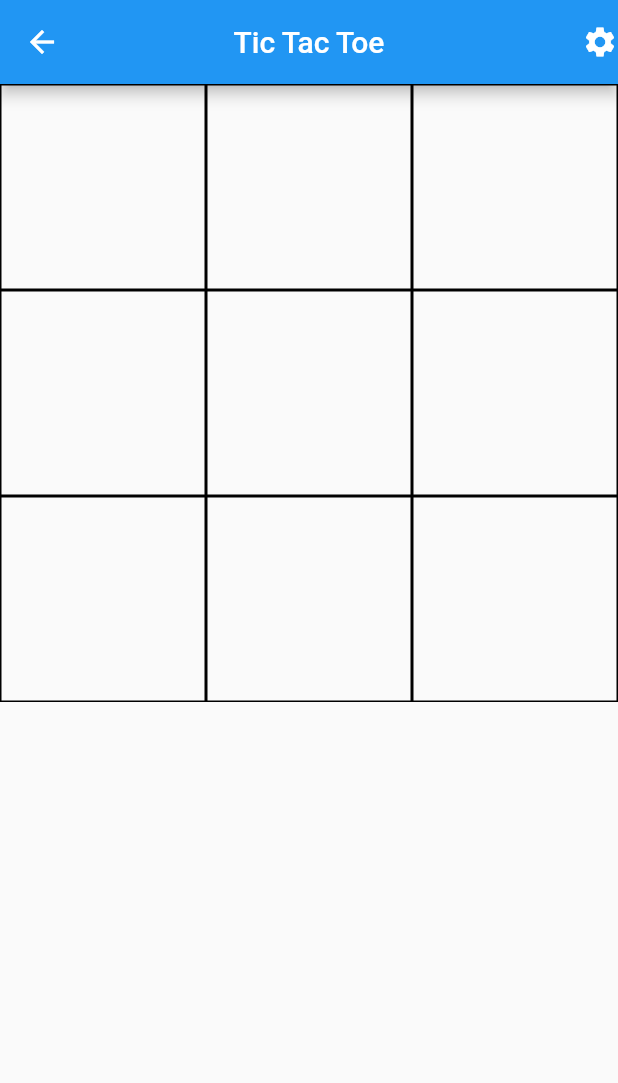
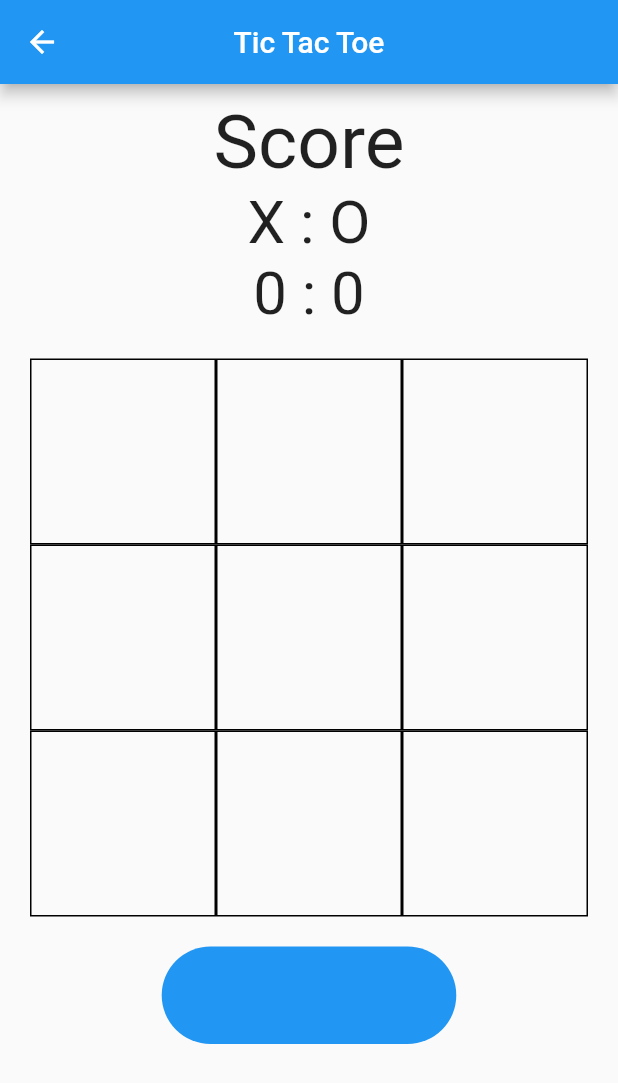
Before and after one commit to bobeic/tic-tac-toe-flutter, a Flutter app: the GameScreen screen opened directly, on a phone screen of 412 x 824 dp. Shown: the top 1083 px of the screen. Run offline on Flutter 3.47's test engine with Material 2 defaults, Android fonts, the phone set to English and light mode, and no system bars.

```diff
--- a/lib/game_board.dart
+++ b/lib/game_board.dart
@@ -2,6 +2,7 @@ import 'package:flutter/cupertino.dart';
 import 'package:flutter/material.dart';
 import 'package:flutter/src/foundation/key.dart';
 import 'package:flutter/src/widgets/framework.dart';
+import 'package:tictactoe/game_screen.dart';
 
 class GameBoard extends StatefulWidget {
   const GameBoard({Key? key}) : super(key: key);
@@ -35,6 +36,26 @@ class _GameBoardState extends State<GameBoard> {
     [2, 4, 6],
   ];
 
+  bool _enabled = true;
+
+  void createNewBoard() {
+    setState(() {
+      xToPlay = true;
+      _enabled = true;
+      currentBoard = [
+        '',
+        '',
+        '',
+        '',
+        '',
+        '',
+        '',
+        '',
+        '',
+      ];
+    });
+  }
+
   bool updateBoard(int index) {
     if (currentBoard[index] == '') {
       setState(() => currentBoard[index] = xToPlay ? 'X' : 'O');
@@ -44,7 +65,7 @@ class _GameBoardState extends State<GameBoard> {
     }
   }
 
-  bool checkWinner(int index, String player) {
+  String gameOver(int index, String player) {
     for (final comb in winning_combinations) {
       if (comb.contains(index)) {
         bool playerHasWon = true;
@@ -55,16 +76,25 @@ class _GameBoardState extends State<GameBoard> {
           }
         }
         if (playerHasWon) {
-          return true;
+          return player;
         }
       }
     }
-    return false;
+    if (currentBoard.contains('')) {
+      return '';
+    } else {
+      return 'Draw';
+    }
   }
 
   @override
   Widget build(BuildContext context) {
-    return GridView.count(
+    return Column(
+      children: [
+        Container(
+          padding: EdgeInsets.all(20.0),
+          child: GridView.count(
+            shrinkWrap: true,
             crossAxisCount: 3,
             children: List.generate(
               9,
@@ -76,22 +106,63 @@ class _GameBoardState extends State<GameBoard> {
                     ),
                   ),
                   child: Center(
-              child: Text(currentBoard[index]),
+                    child: Text(
+                      currentBoard[index],
+                      style: TextStyle(
+                        fontSize: 50.0,
+                      ),
+                    ),
                   ),
                 ),
                 onTap: () {
+                  if (_enabled) {
                     if (updateBoard(index)) {
                       String player = xToPlay ? 'X' : 'O';
-              if (checkWinner(index, player)) {
-                // print('$player Won!');
+                      String gameOverType = gameOver(index, player);
+                      if (gameOverType != '') {
+                        _enabled = false;
+                        GameScreen.of(context).updateScore(gameOverType);
+                        showDialog(
+                          context: context,
+                          builder: (context) => AlertDialog(
+                            title: Text(
+                              gameOverType == 'Draw'
+                                  ? 'It was a draw!'
+                                  : '$player Won!',
+                            ),
+                            actions: [
+                              TextButton(
+                                onPressed: () => Navigator.of(context).pop(),
+                                child: Text('OK'),
+                              ),
+                            ],
+                          ),
+                        );
                       } else {
                         xToPlay = !xToPlay;
-                // print(currentBoard);
                       }
+                    }
+                  } else {
+                    null;
                   }
                 },
               ),
             ),
+          ),
+        ),
+        CupertinoButton(
+          color: Colors.blue,
+          borderRadius: BorderRadius.circular(80.0),
+          padding: EdgeInsets.symmetric(horizontal: 30.0, vertical: 15.0),
+          onPressed: () => createNewBoard(),
+          child: Text(
+            'Play Again',
+            style: TextStyle(
+              fontSize: 30.0,
+            ),
+          ),
+        ),
+      ],
     );
   }
 }
--- a/lib/game_screen.dart
+++ b/lib/game_screen.dart
@@ -1,3 +1,4 @@
+import 'package:flutter/cupertino.dart';
 import 'package:flutter/material.dart';
 import 'package:flutter/src/foundation/key.dart';
 import 'package:flutter/src/widgets/framework.dart';
@@ -8,25 +9,54 @@ class GameScreen extends StatefulWidget {
 
   @override
   State<GameScreen> createState() => _GameScreenState();
+
+  static _GameScreenState of(BuildContext context) =>
+      context.findAncestorStateOfType<_GameScreenState>()!;
 }
 
 class _GameScreenState extends State<GameScreen> {
+  final Map<String, int> _score = {'X': 0, 'O': 0};
+
+  void updateScore(String player) => setState(() {
+        if (player != 'Draw') {
+          _score.update(player, (value) => value + 1);
+        }
+      });
+
   @override
   Widget build(BuildContext context) {
     return Scaffold(
       appBar: AppBar(
-        actions: [
-          Icon(
-            Icons.settings,
-          )
-        ],
+        // actions: [
+        //   Icon(
+        //     Icons.settings,
+        //   ),
+        // ],
         title: Text(
           'Tic Tac Toe',
         ),
         centerTitle: true,
       ),
-      body: Center(
-        child: GameBoard(),
+      body: Column(
+        children: [
+          Container(
+            padding: EdgeInsets.fromLTRB(0.0, 10.0, 0.0, 0.0),
+            child: Text(
+              'Score',
+              style: TextStyle(fontSize: 50.0),
+            ),
+          ),
+          Text(
+            'X : O',
+            style: TextStyle(fontSize: 40.0),
+          ),
+          Text(
+            "${_score['X']} : ${_score['O']}",
+            style: TextStyle(fontSize: 40.0),
+          ),
+          GameBoard(),
+
+        ],
       ),
     );
   }
--- a/lib/home_screen.dart
+++ b/lib/home_screen.dart
@@ -39,7 +39,7 @@ class _HomeScreenState extends State<HomeScreen> {
                   fontSize: 30.0,
                 ),
               ),
-            )
+            ),
           ],
         ),
       ),
```
Lines whose indentation alone changed are shown as unchanged.
